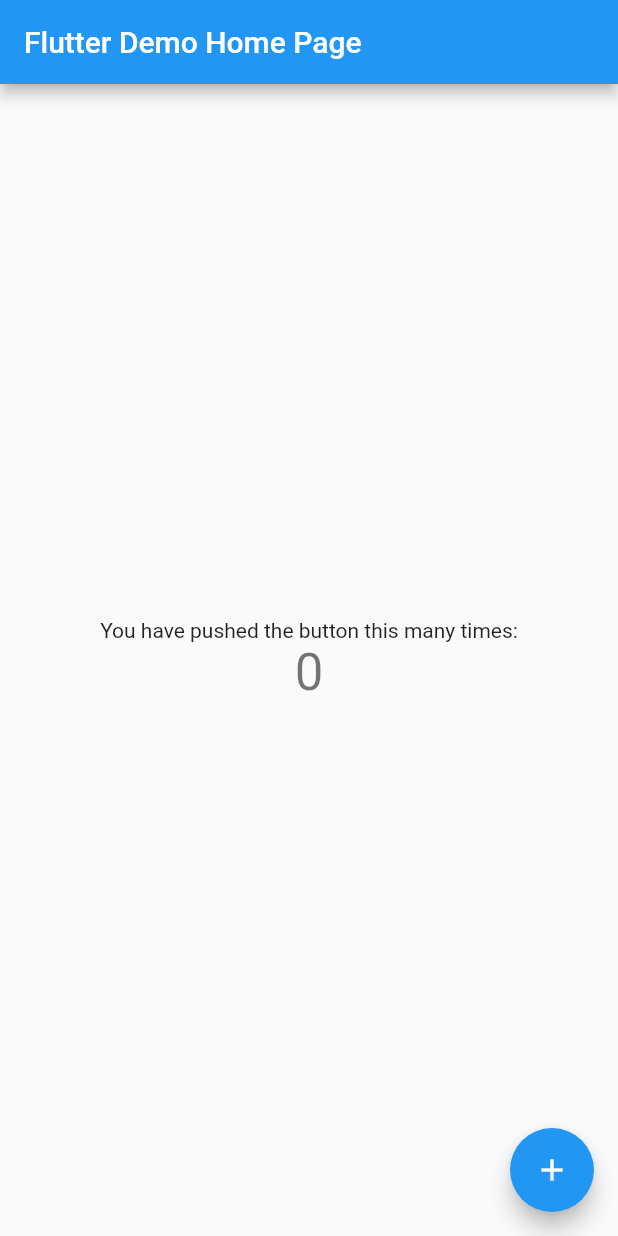
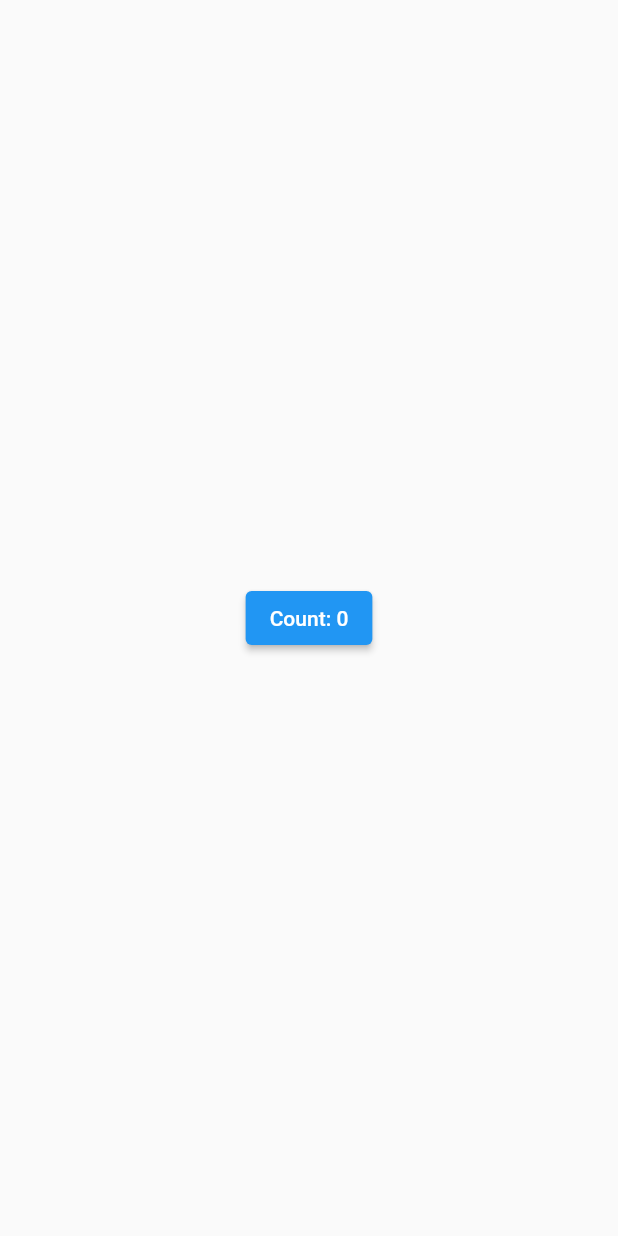
Before and after one commit to hiroshu-diary/riverpod_sample, a Flutter app: the screen it shows after launch, on a phone screen of 412 x 824 dp. Run offline on Flutter 3.47's test engine with Material 2 defaults, Android fonts, the phone set to English and light mode, and no system bars; our stand-ins replace hooks_riverpod.

Commit message:
StateProviderまで

```diff
--- a/lib/main.dart
+++ b/lib/main.dart
@@ -1,106 +1,22 @@
 import 'package:flutter/material.dart';
+import 'package:hooks_riverpod/hooks_riverpod.dart';
+import 'package:riverpod_sample/state_provider_page.dart';
 
 void main() {
-  runApp(const MyApp());
+  runApp(
+    const ProviderScope(
+      child: MyApp(),
+    ),
+  );
 }
 
 class MyApp extends StatelessWidget {
   const MyApp({Key? key}) : super(key: key);
 
-  // This widget is the root of your application.
   @override
   Widget build(BuildContext context) {
-    return MaterialApp(
-      title: 'Flutter Demo',
-      theme: ThemeData(
-        primarySwatch: Colors.blue,
-      ),
-      home: const MyHomePage(title: 'Flutter Demo Home Page'),
+    return const MaterialApp(
+      home: StateProviderPage(),
     );
   }
 }
-
-class MyHomePage extends StatefulWidget {
-  const MyHomePage({Key? key, required this.title}) : super(key: key);
-
-  // This widget is the home page of your application. It is stateful, meaning
-  // that it has a State object (defined below) that contains fields that affect
-  // how it looks.
-
-  // This class is the configuration for the state. It holds the values (in this
-  // case the title) provided by the parent (in this case the App widget) and
-  // used by the build method of the State. Fields in a Widget subclass are
-  // always marked "final".
-
-  final String title;
-
-  @override
-  State<MyHomePage> createState() => _MyHomePageState();
-}
-
-class _MyHomePageState extends State<MyHomePage> {
-  int _counter = 0;
-
-  void _incrementCounter() {
-    setState(() {
-      // This call to setState tells the Flutter framework that something has
-      // changed in this State, which causes it to rerun the build method below
-      // so that the display can reflect the updated values. If we changed
-      // _counter without calling setState(), then the build method would not be
-      // called again, and so nothing would appear to happen.
-      _counter++;
-    });
-  }
-
-  @override
-  Widget build(BuildContext context) {
-    // This method is rerun every time setState is called, for instance as done
-    // by the _incrementCounter method above.
-    //
-    // The Flutter framework has been optimized to make rerunning build methods
-    // fast, so that you can just rebuild anything that needs updating rather
-    // than having to individually change instances of widgets.
-    return Scaffold(
-      appBar: AppBar(
-        // Here we take the value from the MyHomePage object that was created by
-        // the App.build method, and use it to set our appbar title.
-        title: Text(widget.title),
-      ),
-      body: Center(
-        // Center is a layout widget. It takes a single child and positions it
-        // in the middle of the parent.
-        child: Column(
-          // Column is also a layout widget. It takes a list of children and
-          // arranges them vertically. By default, it sizes itself to fit its
-          // children horizontally, and tries to be as tall as its parent.
-          //
-          // Invoke "debug painting" (press "p" in the console, choose the
-          // "Toggle Debug Paint" action from the Flutter Inspector in Android
-          // Studio, or the "Toggle Debug Paint" command in Visual Studio Code)
-          // to see the wireframe for each widget.
-          //
-          // Column has various properties to control how it sizes itself and
-          // how it positions its children. Here we use mainAxisAlignment to
-          // center the children vertically; the main axis here is the vertical
-          // axis because Columns are vertical (the cross axis would be
-          // horizontal).
-          mainAxisAlignment: MainAxisAlignment.center,
-          children: <Widget>[
-            const Text(
-              'You have pushed the button this many times:',
-            ),
-            Text(
-              '$_counter',
-              style: Theme.of(context).textTheme.headline4,
-            ),
-          ],
-        ),
-      ),
-      floatingActionButton: FloatingActionButton(
-        onPressed: _incrementCounter,
-        tooltip: 'Increment',
-        child: const Icon(Icons.add),
-      ), // This trailing comma makes auto-formatting nicer for build methods.
-    );
-  }
-}
--- /dev/null
+++ b/lib/state_provider_page.dart
@@ -0,0 +1,23 @@
+import 'package:flutter/material.dart';
+import 'package:hooks_riverpod/hooks_riverpod.dart';
+
+final counterProvider = StateProvider<int>((ref) => 0);
+
+class StateProviderPage extends ConsumerWidget {
+  const StateProviderPage({Key? key}) : super(key: key);
+  static String title = 'StateProvider';
+  static String routeName = 'state-provider';
+
+  @override
+  Widget build(BuildContext context, WidgetRef ref) {
+    final counter = ref.watch(counterProvider.notifier);
+    return Scaffold(
+      body: Center(
+        child: ElevatedButton(
+          onPressed: () => counter.update((state) => state + 1),
+          child: Text('Count: ${ref.watch(counterProvider)}'),
+        ),
+      ),
+    );
+  }
+}
--- a/pubspec.yaml
+++ b/pubspec.yaml
@@ -34,6 +34,8 @@ dependencies:
   # The following adds the Cupertino Icons font to your application.
   # Use with the CupertinoIcons class for iOS style icons.
   cupertino_icons: ^1.0.2
+  flutter_hooks: ^0.18.3
+  hooks_riverpod: ^1.0.3
 
 dev_dependencies:
   flutter_test:
```
Also changed, not shown: lib/provider_page.dart (added, +43 -0 lines), pubspec.lock.
